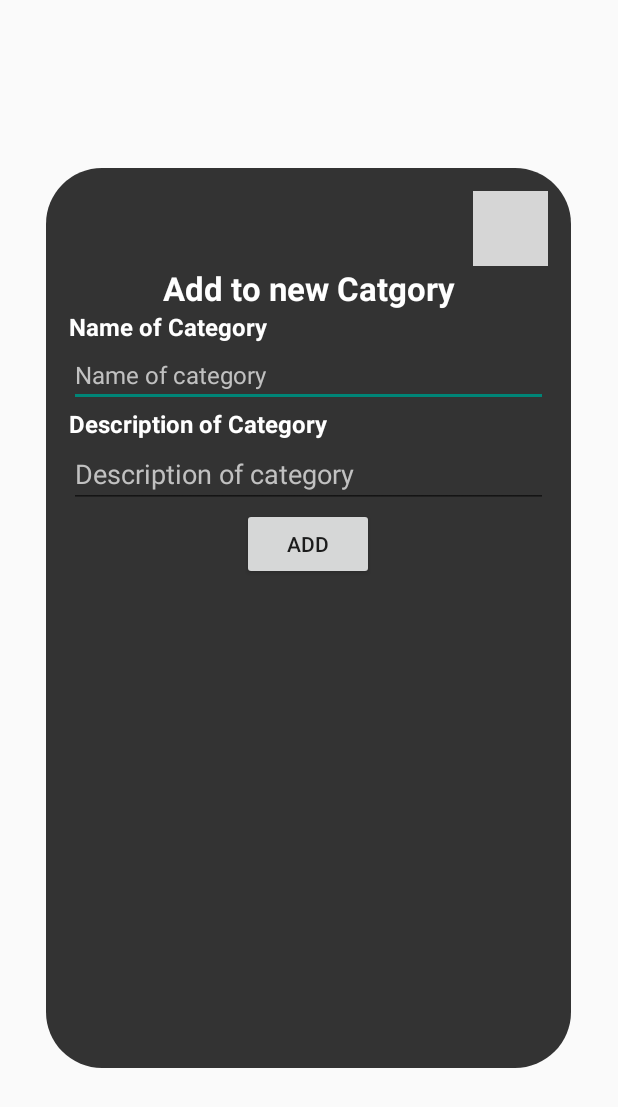
After one commit to TheAidaan/OPSC7311, an Android app: the layout add_category_form.xml on its own in the app's theme, with its tools: preview values and no code run, on a phone screen of 412 x 824 dp. The commit adds this screen. Shown: the top 1107 px of the screen. Run offline under Robolectric (Android 15) with nearby library versions, the phone set to English and light mode, and no system bars; grey boxes are pictures that could not be loaded.

Commit message:
i got to saving

```diff
--- a/app/src/main/java/com/example/opsc7311/IntroductionActivity.java
+++ b/app/src/main/java/com/example/opsc7311/IntroductionActivity.java
@@ -31,7 +31,6 @@ public class IntroductionActivity extends AppCompatActivity {
             }
         });
 
-
     }
     void SignInWithEmail() {
         Intent intent = new Intent(IntroductionActivity.this, SignInActivity.class);
--- /dev/null
+++ b/app/src/main/res/layout/add_category_form.xml
@@ -0,0 +1,84 @@
+<?xml version="1.0" encoding="utf-8"?>
+<LinearLayout xmlns:android="http://schemas.android.com/apk/res/android"
+    xmlns:app="http://schemas.android.com/apk/res-auto"
+    android:layout_width="350dp"
+    android:layout_height="600dp"
+    android:layout_gravity="center"
+    android:background="@drawable/round_buttons"
+    android:backgroundTint="#333333"
+    android:orientation="vertical"
+    android:padding="15dp">
+
+    <ImageButton
+        android:id="@+id/btnClose_add_category_popup_menu"
+        android:layout_width="50dp"
+        android:layout_height="50dp"
+        android:layout_gravity="right"
+        android:background="@mipmap/end"
+        android:backgroundTint="@color/white"
+        app:layout_constraintBottom_toBottomOf="parent"
+        app:layout_constraintEnd_toEndOf="parent"
+        app:layout_constraintHorizontal_bias="0.519"
+        app:layout_constraintStart_toEndOf="@+id/btnProfile_home"
+        app:layout_constraintTop_toTopOf="parent"
+        app:layout_constraintVertical_bias="0.883" />
+
+    <TextView
+        android:id="@+id/txtTitle_add_category_form"
+        android:layout_width="match_parent"
+        android:layout_height="wrap_content"
+        android:text="Add to new Catgory"
+        android:textAlignment="center"
+        android:textColor="@color/white"
+        android:textSize="22sp"
+        android:textStyle="bold" />
+
+    <TextView
+        android:id="@+id/txtName_add_category_form"
+        android:layout_width="match_parent"
+        android:layout_height="wrap_content"
+        android:text="Name of Category"
+        android:textColor="@color/white"
+        android:textSize="16sp"
+        android:textStyle="bold" />
+
+    <EditText
+        android:id="@+id/edtName_add_category_form"
+        android:layout_width="match_parent"
+        android:layout_height="wrap_content"
+        android:ems="10"
+        android:hint="Name of category"
+        android:textColorHint="#C1C1C1"
+        android:inputType="textPersonName"
+        android:textColor="@color/white"
+        android:textSize="16sp" />
+
+    <TextView
+        android:id="@+id/txtDescription_add_category_form"
+        android:layout_width="match_parent"
+        android:layout_height="wrap_content"
+        android:text="Description of Category"
+        android:textColor="@color/white"
+        android:textSize="16sp"
+        android:textStyle="bold" />
+
+    <EditText
+        android:id="@+id/edtDscription_add_category_form"
+        android:layout_width="match_parent"
+        android:layout_height="wrap_content"
+        android:ems="10"
+        android:hint="Description of category"
+        android:inputType="textPersonName"
+        android:singleLine="false"
+        android:textColorHint="#C1C1C1"
+        android:textSize="18sp" />
+
+    <Button
+        android:id="@+id/btnAdd_add_category_form"
+        android:layout_width="wrap_content"
+        android:layout_height="wrap_content"
+        android:text="Add"
+        android:layout_gravity="center"/>
+
+
+</LinearLayout>
```
Also changed, not shown: app/src/main/java/com/example/opsc7311/HomeActivity.java (+64 -21 lines), app/src/main/res/layout/save_popup_menu.xml (+15 -3 lines), app/src/main/res/mipmap-mdpi/add.png (added), app/src/main/res/mipmap-mdpi/rocket.png (added).
